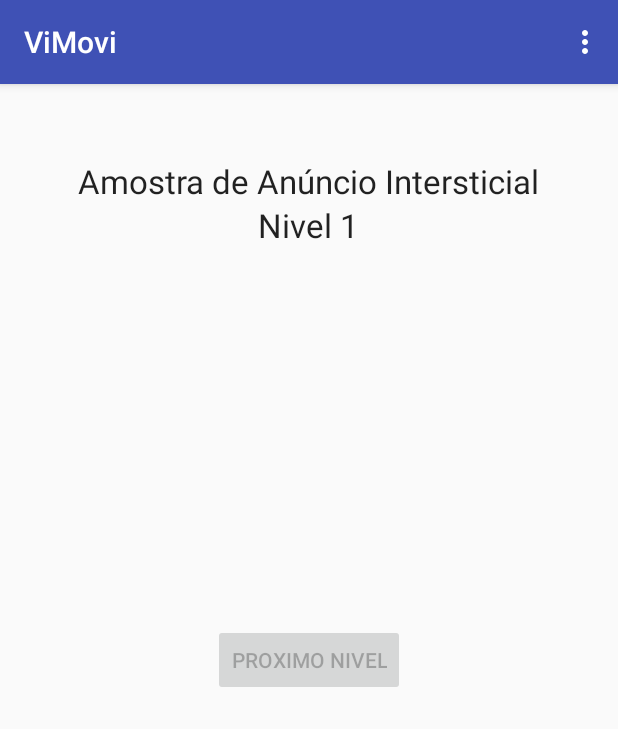
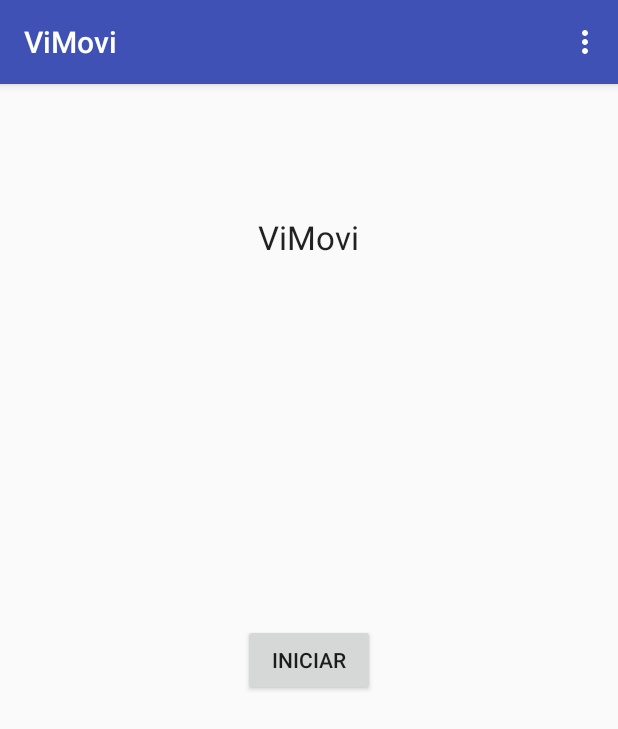
Before and after one commit to fkeppejr/ViMovi, an Android app: the screen it shows after launch (MainActivity), on a phone screen of 412 x 824 dp. Shown: the top 729 px of the screen. Run offline under Robolectric (Android 15) with nearby library versions, the phone set to English and light mode, and no system bars; our stand-ins replace AdMob.

Commit message:
tentativa de tela de animaçao

```diff
--- a/app/src/main/java/com/jupe/vimovi/MainActivity.java
+++ b/app/src/main/java/com/jupe/vimovi/MainActivity.java
@@ -29,6 +29,8 @@ public class MainActivity extends AppCompatActivity {
         super.onCreate(savedInstanceState);
         setContentView(R.layout.activity_main);
 
+        /*
+        CODIGO GERADO AUTOMATICAMENTE PELO ANDROID STUDIO
         // Create the next level button, which tries to show an interstitial when clicked.
         mNextLevelButton = ((Button) findViewById(R.id.next_level_button));
         mNextLevelButton.setEnabled(false);
@@ -49,6 +51,7 @@ public class MainActivity extends AppCompatActivity {
 
         // Toasts the test ad message on the screen. Remove this after defining your own ad unit ID.
         Toast.makeText(this, TOAST_TEXT, Toast.LENGTH_LONG).show();
+        */
     }
 
 
@@ -120,4 +123,8 @@ public class MainActivity extends AppCompatActivity {
         mInterstitialAd = newInterstitialAd();
         loadInterstitial();
     }
+
+    public void startAdShow(View view) {
+        setContentView(R.layout.activity_adloop);
+    }
 }
--- a/app/src/main/res/layout/activity_main.xml
+++ b/app/src/main/res/layout/activity_main.xml
@@ -5,23 +5,14 @@
     android:layout_height="match_parent"
     tools:context="com.jupe.vimovi.MainActivity">
 
-    <!-- view for AdMob Interstitial Ad -->
-    <TextView
-        android:id="@+id/app_title"
-        android:layout_width="wrap_content"
-        android:layout_height="wrap_content"
-        android:layout_centerHorizontal="true"
-        android:layout_marginTop="50dp"
-        android:text="@string/interstitial_ad_sample"
-        android:textAppearance="?android:attr/textAppearanceLarge" />
-
     <TextView
         android:id="@+id/level"
         android:layout_width="wrap_content"
         android:layout_height="wrap_content"
-        android:layout_below="@+id/app_title"
+        android:layout_alignParentTop="true"
         android:layout_centerHorizontal="true"
-        android:text="@string/start_level"
+        android:layout_marginTop="87dp"
+        android:text="@string/vimovi"
         android:textAppearance="?android:attr/textAppearanceLarge" />
 
     <Button
@@ -30,5 +21,7 @@
         android:layout_height="wrap_content"
         android:layout_centerHorizontal="true"
         android:layout_centerVertical="true"
-        android:text="@string/next_level" />
+        android:text="@string/start"
+        android:onClick="startAdShow"
+        />
 </RelativeLayout>
--- a/app/src/main/res/values/strings.xml
+++ b/app/src/main/res/values/strings.xml
@@ -3,9 +3,8 @@
 
     <string name="action_settings">Settings</string>
 
-    <string name="interstitial_ad_sample">Amostra de Anúncio Intersticial</string>
-    <string name="start_level">Nivel 1</string>
-    <string name="next_level">Proximo Nivel</string>
+    <string name="vimovi">ViMovi</string>
+    <string name="start">Iniciar</string>
     <!-- -
         This is an ad unit ID for an interstitial test ad. Replace with your own interstitial ad unit id.
         For more information, see https://support.google.com/admob/answer/3052638
```
Also changed, not shown: app/src/main/java/com/jupe/vimovi/AdActivity.java (added, +29 -0 lines), app/src/main/res/drawable/ad_sequence.xml (added, +12 -0 lines), app/src/main/res/layout/activity_adloop.xml (added, +23 -0 lines), app/src/main/res/drawable/cinco.jpg (added), app/src/main/res/drawable/dois.jpg (added), app/src/main/res/drawable/quatro.jpg (added), app/src/main/res/drawable/seis.jpg (added), app/src/main/res/drawable/sete.jpg (added), app/src/main/res/drawable/tres.jpg (added), app/src/main/res/drawable/um.jpg (added).
